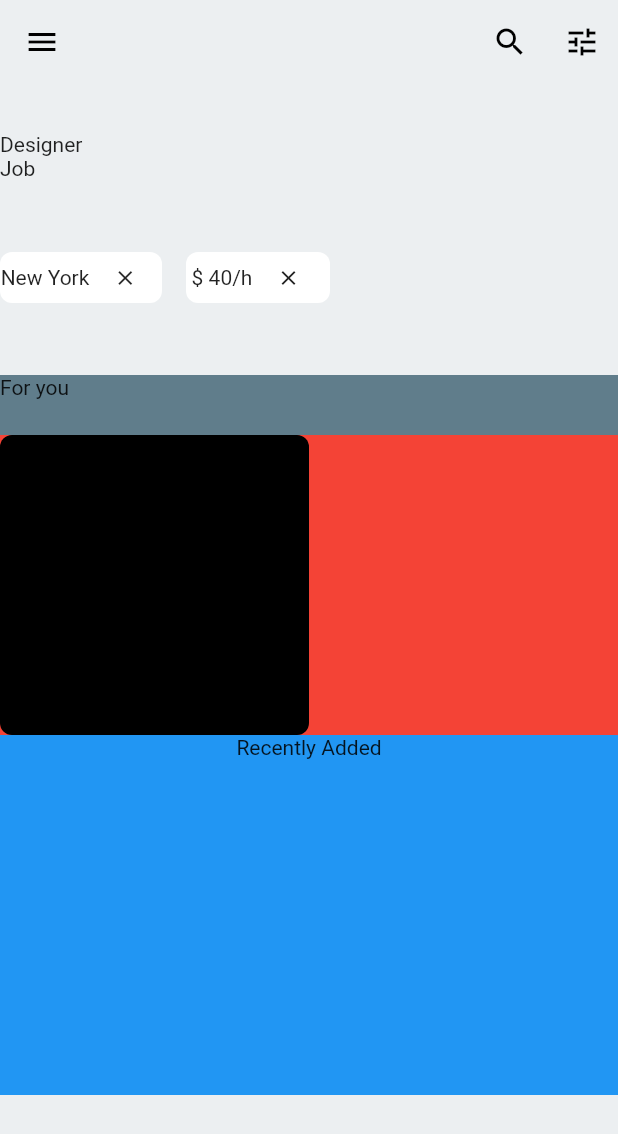
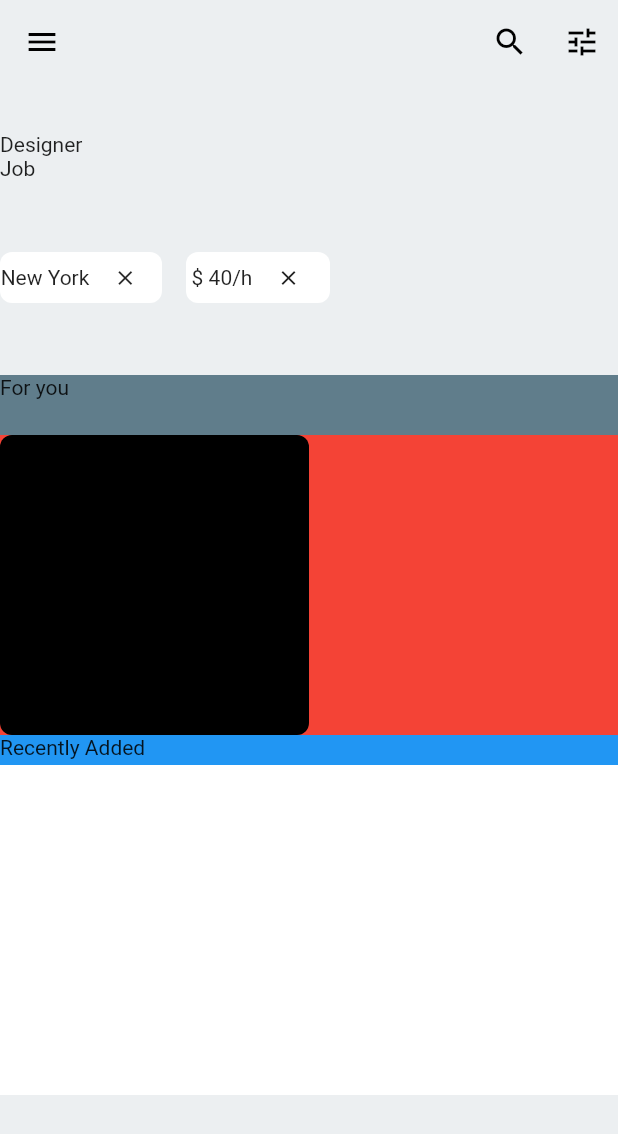
Before and after one commit to JAICHANGPARK/flutter_notebook_the_third_story, a Flutter app: the screen it shows after launch, on a phone screen of 412 x 824 dp. Shown: the top 1134 px of the screen. Run offline on Flutter 3.47's test engine with Material 2 defaults, Android fonts, the phone set to English and light mode, and no system bars; our stand-ins replace badges, dotted_border, fl_chart, google_fonts, page_transition, percent_indicator and 1 more.

Commit message:
Update main_page.dart

```diff
--- a/lib/job_finder_app/main_page.dart
+++ b/lib/job_finder_app/main_page.dart
@@ -140,9 +140,23 @@ class _MainPageState extends State<JopFinderMainPage> {
               width: double.infinity,
               color: Colors.blue,
               child: Column(
+                mainAxisAlignment: MainAxisAlignment.spaceBetween,
+                crossAxisAlignment: CrossAxisAlignment.start,
                 children: <Widget>[
                   Text("Recently Added"),
+                  Container(
+                    height: 220,
+                    color: Colors.green,
+                  child: ListView.builder(itemBuilder : (context, index){
+                    return Container(
+                      height: 86,
+                      decoration: BoxDecoration(
+                        color: Colors.white
+                      ),
+                    );
 
+                  })
+                  )
                 ],
               ),
             )
```
